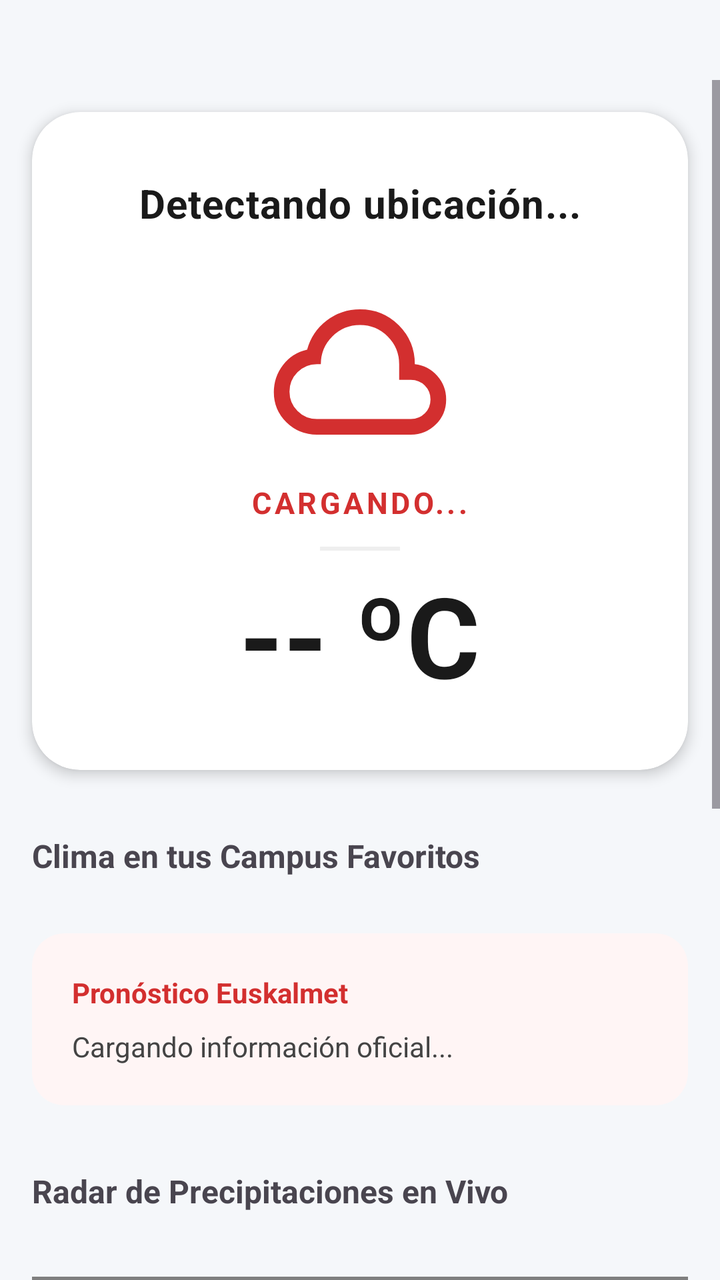
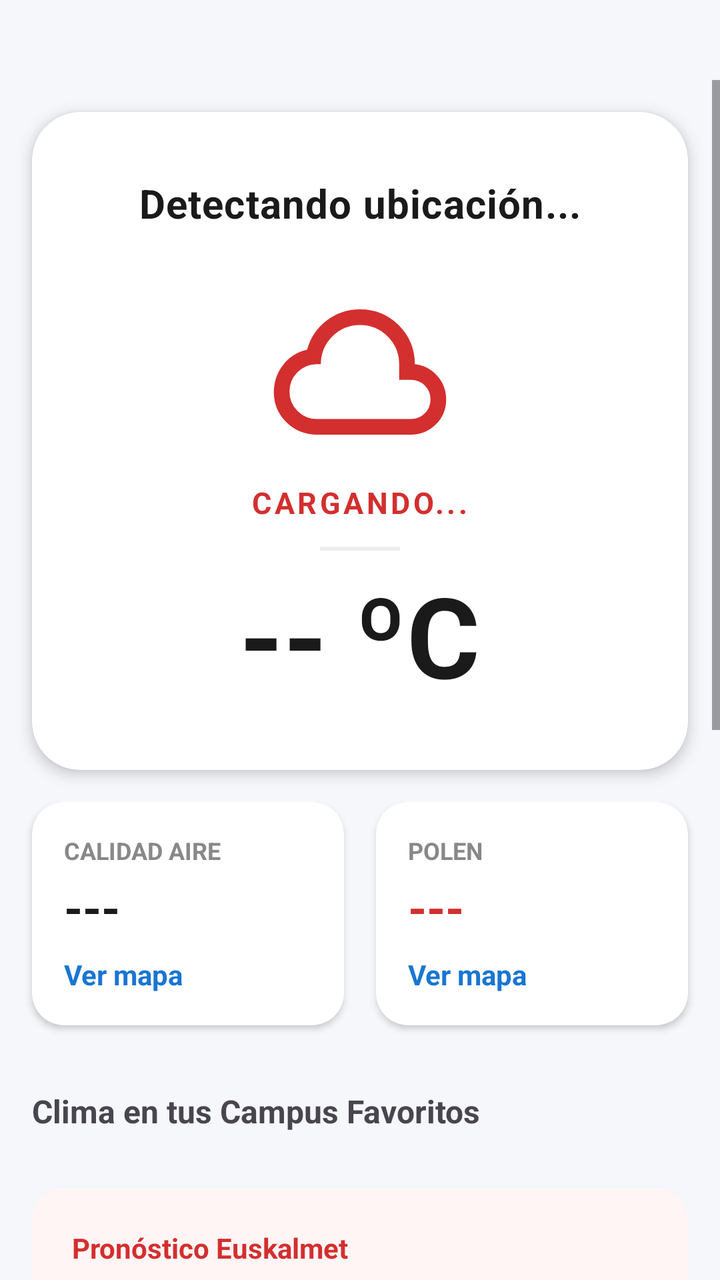

Before-and-after screenshots of an Android layout around one commit, followed by the original layout XML and the change that was made.
<!-- AndroidManifest.xml: application theme Theme.Unigodas -->
<!-- res/layout/fragment_weather.xml -->
<?xml version="1.0" encoding="utf-8"?>
<ScrollView xmlns:android="http://schemas.android.com/apk/res/android"
    xmlns:app="http://schemas.android.com/apk/res-auto"
    android:layout_width="match_parent"
    android:layout_height="match_parent"
    android:fillViewport="true"
    android:paddingTop="40dp"
    android:clipToPadding="false"
    android:background="#F5F7FA">

    <LinearLayout
        android:layout_width="match_parent"
        android:layout_height="match_parent"
        android:orientation="vertical">

        <androidx.cardview.widget.CardView
            android:layout_width="match_parent"
            android:layout_height="wrap_content"
            android:layout_margin="16dp"
            app:cardCornerRadius="24dp"
            app:cardElevation="4dp"
            app:cardBackgroundColor="@android:color/white">

            <LinearLayout
                android:layout_width="match_parent"
                android:layout_height="wrap_content"
                android:orientation="vertical"
                android:gravity="center"
                android:padding="32dp">

                <TextView
                    android:id="@+id/tvUbicacionPrincipal"
                    android:layout_width="wrap_content"
                    android:layout_height="wrap_content"
                    android:text="Detectando ubicación..."
                    android:textSize="20sp"
                    android:textStyle="bold"
                    android:textColor="#1A1A1A"
                    android:letterSpacing="0.02" />

                <ImageView
                    android:id="@+id/ivIconoClimaPrincipal"
                    android:layout_width="110dp"
                    android:layout_height="110dp"
                    android:layout_marginTop="16dp"
                    android:padding="8dp"
                    android:src="@drawable/ic_clima_nubes"
                    app:tint="#D32F2F" /> <TextView
                android:id="@+id/tvDescripcionClima"
                android:layout_width="wrap_content"
                android:layout_height="wrap_content"
                android:text="Cargando..."
                android:textSize="15sp"
                android:textAllCaps="true"
                android:letterSpacing="0.1"
                android:textColor="#D32F2F"
                android:textStyle="bold" />

                <View
                    android:layout_width="40dp"
                    android:layout_height="2dp"
                    android:background="#EEEEEE"
                    android:layout_marginTop="12dp"
                    android:layout_marginBottom="12dp" />

                <TextView
                    android:id="@+id/tvTemperaturaPrincipal"
                    android:layout_width="wrap_content"
                    android:layout_height="wrap_content"
                    android:text="-- ºC"
                    android:textSize="56sp"
                    android:textStyle="bold"
                    android:textColor="#1A1A1A"
                    android:includeFontPadding="false" />

            </LinearLayout>
        </androidx.cardview.widget.CardView>

        <TextView
            android:layout_width="match_parent"
            android:layout_height="wrap_content"
            android:text="Clima en tus Campus Favoritos"
            android:textSize="16sp"
            android:textStyle="bold"
            android:paddingHorizontal="16dp"
            android:paddingTop="16dp"
            android:paddingBottom="8dp" />

        <GridLayout
            android:id="@+id/glFavoritosContainer"
            android:layout_width="match_parent"
            android:layout_height="wrap_content"
            android:columnCount="3"
            android:paddingHorizontal="12dp"
            android:alignmentMode="alignMargins" />

        <androidx.cardview.widget.CardView
            android:layout_width="match_parent"
            android:layout_height="wrap_content"
            android:layout_marginHorizontal="16dp"
            android:layout_marginTop="20dp"
            android:layout_marginBottom="8dp"
            app:cardCornerRadius="16dp"
            app:cardElevation="0dp"
            app:cardBackgroundColor="#FFF5F5">
            <LinearLayout
                android:layout_width="match_parent"
                android:layout_height="wrap_content"
                android:orientation="vertical"
                android:padding="20dp">

                <TextView
                    android:layout_width="wrap_content"
                    android:layout_height="wrap_content"
                    android:text="Pronóstico Euskalmet"
                    android:textStyle="bold"
                    android:textSize="14sp"
                    android:textColor="#D32F2F" />
                <TextView
                    android:id="@+id/tvPronosticoBilbao"
                    android:layout_width="match_parent"
                    android:layout_height="wrap_content"
                    android:layout_marginTop="8dp"
                    android:text="Cargando información oficial..."
                    android:textSize="14sp"
                    android:lineHeight="20sp"
                    android:textColor="#444444" />
            </LinearLayout>
        </androidx.cardview.widget.CardView>

        <TextView
            android:layout_width="match_parent"
            android:layout_height="wrap_content"
            android:text="Radar de Precipitaciones en Vivo"
            android:textSize="16sp"
            android:textStyle="bold"
            android:padding="16dp"
            android:layout_marginTop="8dp"/>

        <WebView
            android:id="@+id/wvRadarLluvia"
            android:layout_width="match_parent"
            android:layout_height="400dp"
            android:layout_margin="16dp"
            android:background="@android:color/darker_gray"/>

    </LinearLayout>
</ScrollView>
<!-- resources referenced by this layout -->
<resources>
  <!-- drawable ic_clima_nubes (drawable) -->
  <vector xmlns:android="http://schemas.android.com/apk/res/android" android:height="24dp" android:tint="#000000" android:viewportHeight="960" android:viewportWidth="960" android:width="24dp">
        
      <path android:fillColor="@android:color/white" android:pathData="M260,800Q169,800 104.5,737Q40,674 40,583Q40,505 87,444Q134,383 210,366Q235,274 310,217Q385,160 480,160Q597,160 678.5,241.5Q760,323 760,440L760,440L760,440Q829,448 874.5,499.5Q920,551 920,620Q920,695 867.5,747.5Q815,800 740,800L260,800ZM260,720L740,720Q782,720 811,691Q840,662 840,620Q840,578 811,549Q782,520 740,520L680,520L680,440Q680,357 621.5,298.5Q563,240 480,240Q397,240 338.5,298.5Q280,357 280,440L280,440L260,440Q202,440 161,481Q120,522 120,580Q120,638 161,679Q202,720 260,720ZM480,480Q480,480 480,480Q480,480 480,480Q480,480 480,480Q480,480 480,480L480,480L480,480Q480,480 480,480Q480,480 480,480Q480,480 480,480Q480,480 480,480L480,480L480,480Q480,480 480,480Q480,480 480,480Q480,480 480,480Q480,480 480,480Z"/>
      
  </vector>
  <style name="Theme.Unigodas" parent="Base.Theme.Unigodas" />
  <style name="Base.Theme.Unigodas" parent="Theme.Material3.DayNight.NoActionBar">
          
          <item name="colorPrimary">@color/bilbao_red</item>
          <item name="colorOnPrimary">@color/white</item>
          <item name="colorPrimaryContainer">@color/bilbao_red_dark</item>
  
          
          <item name="colorSecondary">@color/bilbao_grey_dark</item>
          <item name="colorOnSecondary">@color/white</item>
  
          
          <item name="android:colorBackground">@color/bg_light</item>
          <item name="colorSurface">@color/white</item>
  
          <item name="preferenceTheme">@style/PreferenceThemeOverlay</item>
      </style>
  <color name="bilbao_red">#FFCC0000</color>
  <color name="white">#FFFFFF</color>
  <color name="bilbao_red_dark">#FF990000</color>
  <color name="bilbao_grey_dark">#FF333333</color>
  <color name="bg_light">#F4F4F4</color>
</resources>

<!-- the commit's change to res/layout/fragment_weather.xml (unified diff, before → after) -->
@@ -76,6 +76,113 @@
             </LinearLayout>
         </androidx.cardview.widget.CardView>
 
+        <LinearLayout
+            android:layout_width="match_parent"
+            android:layout_height="wrap_content"
+            android:orientation="horizontal"
+            android:layout_marginHorizontal="12dp"
+            android:paddingHorizontal="4dp"
+            android:paddingBottom="8dp"
+            android:layout_marginBottom="8dp"
+            android:clipToPadding="false"
+            android:baselineAligned="false">
+
+            <androidx.cardview.widget.CardView
+                android:id="@+id/cvMapaAire"
+                android:layout_width="0dp"
+                android:layout_height="wrap_content"
+                android:layout_weight="1"
+                android:layout_marginEnd="8dp"
+                app:cardCornerRadius="16dp"
+                app:cardElevation="2dp"
+                android:clickable="true"
+                android:focusable="true"
+                android:foreground="?attr/selectableItemBackground"
+                app:cardBackgroundColor="@android:color/white">
+
+                <LinearLayout
+                    android:layout_width="match_parent"
+                    android:layout_height="wrap_content"
+                    android:orientation="vertical"
+                    android:padding="16dp">
+
+                    <TextView
+                        android:layout_width="wrap_content"
+                        android:layout_height="wrap_content"
+                        android:text="CALIDAD AIRE"
+                        android:textSize="12sp"
+                        android:textStyle="bold"
+                        android:textColor="#888888" />
+
+                    <TextView
+                        android:id="@+id/tvIndiceAire"
+                        android:layout_width="wrap_content"
+                        android:layout_height="wrap_content"
+                        android:text="---"
+                        android:textSize="24sp"
+                        android:textStyle="bold"
+                        android:textColor="#1A1A1A"
+                        android:layout_marginTop="4dp"/>
+
+                    <TextView
+                        android:layout_width="wrap_content"
+                        android:layout_height="wrap_content"
+                        android:text="Ver mapa "
+                        android:textSize="14sp"
+                        android:textColor="#1976D2"
+                        android:textStyle="bold"
+                        android:layout_marginTop="8dp"/>
+                </LinearLayout>
+            </androidx.cardview.widget.CardView>
+
+            <androidx.cardview.widget.CardView
+                android:id="@+id/cvMapaPolen"
+                android:layout_width="0dp"
+                android:layout_height="wrap_content"
+                android:layout_weight="1"
+                android:layout_marginStart="8dp"
+                app:cardCornerRadius="16dp"
+                app:cardElevation="2dp"
+                android:clickable="true"
+                android:focusable="true"
+                android:foreground="?attr/selectableItemBackground"
+                app:cardBackgroundColor="@android:color/white">
+
+                <LinearLayout
+                    android:layout_width="match_parent"
+                    android:layout_height="wrap_content"
+                    android:orientation="vertical"
+                    android:padding="16dp">
+
+                    <TextView
+                        android:layout_width="wrap_content"
+                        android:layout_height="wrap_content"
+                        android:text="POLEN"
+                        android:textSize="12sp"
+                        android:textStyle="bold"
+                        android:textColor="#888888" />
+
+                    <TextView
+                        android:id="@+id/tvIndicePolen"
+                        android:layout_width="wrap_content"
+                        android:layout_height="wrap_content"
+                        android:text="---"
+                        android:textSize="24sp"
+                        android:textStyle="bold"
+                        android:textColor="#D32F2F"
+                        android:layout_marginTop="4dp"/>
+
+                    <TextView
+                        android:layout_width="wrap_content"
+                        android:layout_height="wrap_content"
+                        android:text="Ver mapa"
+                        android:textSize="14sp"
+                        android:textColor="#1976D2"
+                        android:textStyle="bold"
+                        android:layout_marginTop="8dp"/>
+                </LinearLayout>
+            </androidx.cardview.widget.CardView>
+        </LinearLayout>
         <TextView
             android:layout_width="match_parent"
             android:layout_height="wrap_content"
